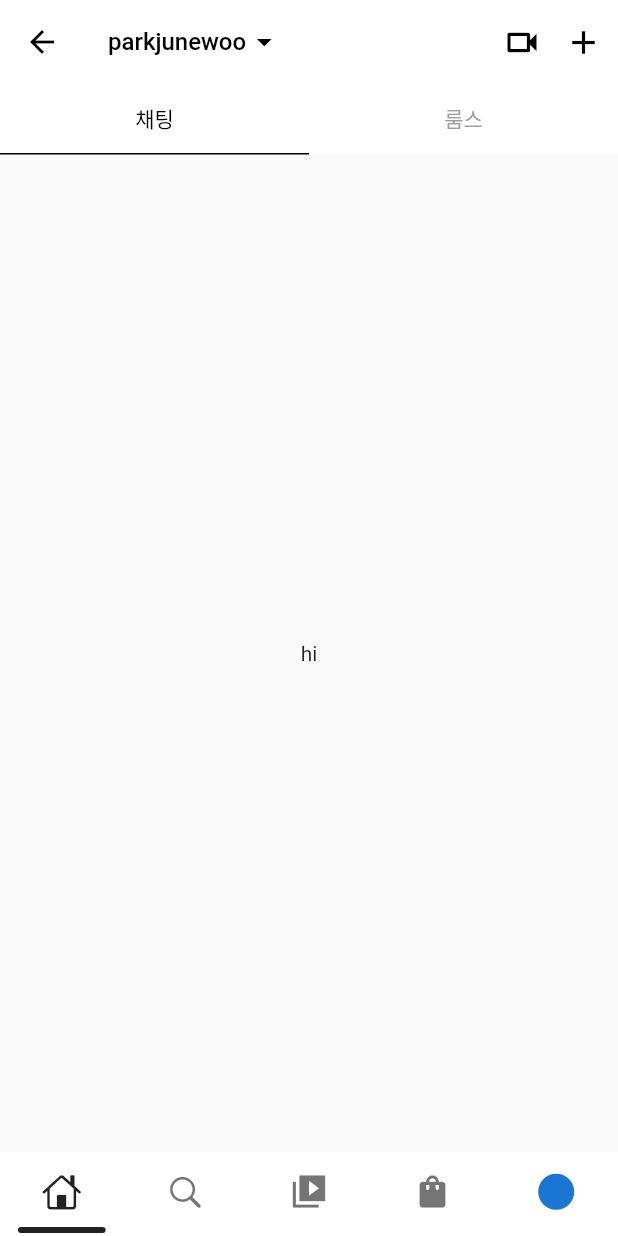
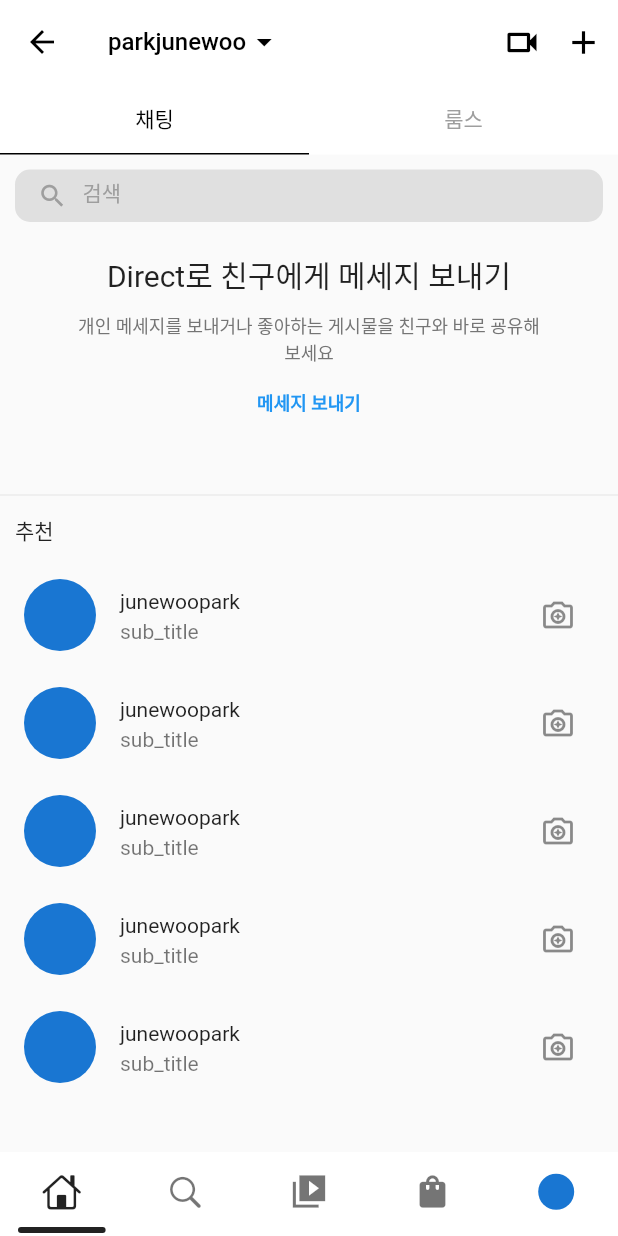
Before and after one commit to korca0220/flutter-clean-instagram, a Flutter app: the screen it shows after launch, swiped to page 2, on a phone screen of 412 x 824 dp. Run offline on Flutter 3.47's test engine with Material 2 defaults, Android fonts, the phone set to English and light mode, and no system bars; drawn by our look-alikes of persistent_bottom_nav_bar; our stand-ins replace auto_size_text, carousel_slider, get, readmore; network calls fail.

Commit message:
direct page UI 추가

```diff
--- a/lib/app/ui/android/home/direct_home.dart
+++ b/lib/app/ui/android/home/direct_home.dart
@@ -1,9 +1,11 @@
 import 'package:flutter/material.dart';
 import 'package:flutter_clean_instagram/app/controller/home/direct_page_controller.dart';
 import 'package:flutter_clean_instagram/app/ui/android/home/widgets/action_icon_button.dart';
+import 'package:flutter_clean_instagram/app/ui/android/home/widgets/chat_view.dart';
+import 'package:flutter_clean_instagram/app/ui/android/home/widgets/rooms_view.dart';
 import 'package:get/get.dart';
 
-class DirectPage extends GetView {
+class DirectPage extends GetView<DirectPageController> {
   final Function onBackTap;
   const DirectPage({this.onBackTap});
 
@@ -62,14 +64,11 @@ class DirectPage extends GetView {
         ),
       ),
       body: TabBarView(
+        physics: NeverScrollableScrollPhysics(),
         controller: _tabx.controller,
         children: [
-          Center(
-            child: Text('hi'),
-          ),
-          Center(
-            child: Text('hi'),
-          ),
+          ChatView(),
+          RoomsView(),
         ],
       ),
     );
--- a/lib/app/ui/android/home/home_page.dart
+++ b/lib/app/ui/android/home/home_page.dart
@@ -8,7 +8,14 @@ class HomePage extends StatefulWidget {
 }
 
 class _HomePageState extends State<HomePage> {
-  final PageController _controller = PageController(initialPage: 0);
+  PageController _controller;
+  int pageIndex = 0;
+
+  @override
+  void initState() {
+    super.initState();
+    _controller = PageController(initialPage: pageIndex);
+  }
 
   @override
   void dispose() {
--- /dev/null
+++ b/lib/app/ui/android/home/widgets/chat_view.dart
@@ -0,0 +1,125 @@
+import 'package:flutter/material.dart';
+import 'package:get/get.dart';
+
+class ChatView extends GetView {
+  @override
+  Widget build(BuildContext context) {
+    return SingleChildScrollView(
+      physics: ScrollPhysics(),
+      child: Column(
+        crossAxisAlignment: CrossAxisAlignment.start,
+        mainAxisSize: MainAxisSize.max,
+        children: <Widget>[
+          InkWell(
+            onTap: () {},
+            child: Container(
+              height: 35,
+              margin: const EdgeInsets.symmetric(
+                horizontal: 10,
+                vertical: 10,
+              ),
+              decoration: BoxDecoration(
+                borderRadius: BorderRadius.circular(10),
+                color: Colors.grey[300],
+              ),
+              child: Row(
+                children: [
+                  SizedBox(width: 15),
+                  Icon(
+                    Icons.search,
+                    size: 20,
+                    color: Colors.grey,
+                  ),
+                  SizedBox(width: 10),
+                  Padding(
+                    padding: EdgeInsets.only(bottom: 4),
+                    child: Text(
+                      '검색',
+                      style: TextStyle(
+                        color: Colors.grey,
+                      ),
+                    ),
+                  )
+                ],
+              ),
+            ),
+          ),
+          Align(
+            alignment: Alignment.center,
+            child: Padding(
+              padding: EdgeInsets.only(top: 10),
+              child: Text(
+                'Direct로 친구에게 메세지 보내기',
+                style: TextStyle(
+                  fontSize: 20,
+                ),
+              ),
+            ),
+          ),
+          Padding(
+            padding: EdgeInsets.only(
+              top: 10,
+              left: 50,
+              right: 50,
+            ),
+            child: Text(
+              '개인 메세지를 보내거나 좋아하는 게시물을 친구와 바로 굥유해보세요',
+              textAlign: TextAlign.center,
+              style: TextStyle(
+                fontSize: 12,
+                color: Colors.grey[600],
+              ),
+            ),
+          ),
+          Align(
+            alignment: Alignment.center,
+            child: TextButton(
+              onPressed: () {},
+              child: Text(
+                '메세지 보내기',
+                style: TextStyle(
+                  fontWeight: FontWeight.bold,
+                  fontSize: 12,
+                ),
+              ),
+            ),
+          ),
+          SizedBox(height: 30),
+          Divider(thickness: 0.5),
+          Padding(
+            padding: EdgeInsets.only(left: 10, top: 5, bottom: 10),
+            child: Text('추천'),
+          ),
+          ListView.builder(
+            physics: NeverScrollableScrollPhysics(),
+            shrinkWrap: true,
+            itemCount: 5,
+            itemBuilder: (context, index) {
+              return ListTile(
+                leading: CircleAvatar(
+                  radius: 24,
+                ),
+                title: Text(
+                  'junewoopark',
+                  style: TextStyle(
+                    fontSize: 14,
+                  ),
+                ),
+                subtitle: Text(
+                  'sub_title',
+                  style: TextStyle(
+                    fontSize: 14,
+                  ),
+                ),
+                trailing: IconButton(
+                  onPressed: () {},
+                  icon: Icon(Icons.camera_enhance_outlined),
+                ),
+              );
+            },
+          )
+        ],
+      ),
+    );
+  }
+}
--- /dev/null
+++ b/lib/app/ui/android/home/widgets/rooms_view.dart
@@ -0,0 +1,43 @@
+import 'package:flutter/material.dart';
+
+class RoomsView extends StatelessWidget {
+  @override
+  Widget build(BuildContext context) {
+    return Container(
+      margin: const EdgeInsets.symmetric(horizontal: 80),
+      child: Column(
+        children: <Widget>[
+          SizedBox(height: 40),
+          Container(
+            padding: const EdgeInsets.only(bottom: 10),
+            width: 60,
+            child: Image.asset('assets/images/rooms_image.jpg'),
+          ),
+          Text(
+            '원하는 모든 사람과 영상 통화',
+            textAlign: TextAlign.center,
+            style: TextStyle(fontSize: 20, fontWeight: FontWeight.bold),
+          ),
+          SizedBox(height: 10),
+          Text(
+            '상대방이 Instagram을 상요하지 않아도 상대방을 영상 통화에 초대하려면 링크를 공유하세요.',
+            textAlign: TextAlign.center,
+            style: TextStyle(
+              fontSize: 12,
+            ),
+          ),
+          TextButton(
+            onPressed: () {},
+            child: Text(
+              '룸스 만들기',
+              style: TextStyle(
+                fontSize: 12,
+                fontWeight: FontWeight.bold,
+              ),
+            ),
+          )
+        ],
+      ),
+    );
+  }
+}
--- a/pubspec.yaml
+++ b/pubspec.yaml
@@ -50,9 +50,8 @@ flutter:
   uses-material-design: true
 
   # To add assets to your application, add an assets section, like this:
-  # assets:
-  #   - images/a_dot_burr.jpeg
-  #   - images/a_dot_ham.jpeg
+  assets:
+    - assets/images/rooms_image.jpg
 
   # An image asset can refer to one or more resolution-specific "variants", see
   # https://flutter.dev/assets-and-images/#resolution-aware.
```
Also changed, not shown: assets/images/rooms_image.jpg (added).
